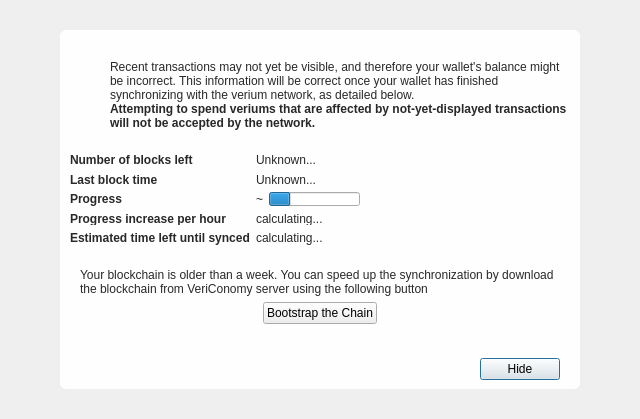
Before: the Qt Designer form src/qt/forms/modaloverlay.ui in VeriConomy/vericoin, drawn with Qt 5.
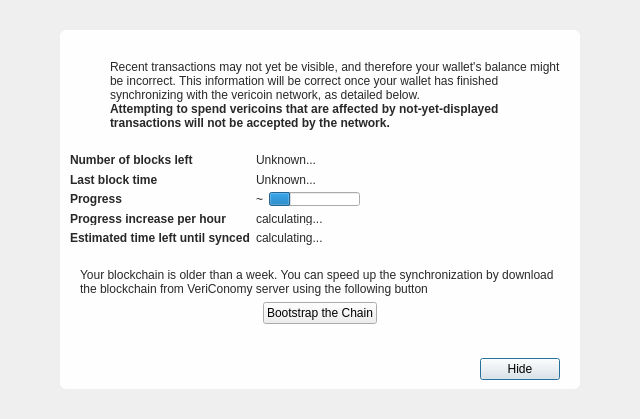
After: the same form once the commit is applied. Icons and pictures are not drawn. Custom widgets are drawn as their Qt base class.

Commit message: Renaming Verium to Vericoin

The edit to the form file:
```diff
--- a/src/qt/forms/modaloverlay.ui
+++ b/src/qt/forms/modaloverlay.ui
@@ -127,7 +127,7 @@
              <item>
               <widget class="QLabel" name="infoText">
                <property name="text">
-                <string>Recent transactions may not yet be visible, and therefore your wallet's balance might be incorrect. This information will be correct once your wallet has finished synchronizing with the verium network, as detailed below.</string>
+                <string>Recent transactions may not yet be visible, and therefore your wallet's balance might be incorrect. This information will be correct once your wallet has finished synchronizing with the vericoin network, as detailed below.</string>
                </property>
                <property name="textFormat">
                 <enum>Qt::RichText</enum>
@@ -146,7 +146,7 @@
                 </font>
                </property>
                <property name="text">
-                <string>Attempting to spend veriums that are affected by not-yet-displayed transactions will not be accepted by the network.</string>
+                <string>Attempting to spend vericoins that are affected by not-yet-displayed transactions will not be accepted by the network.</string>
                </property>
                <property name="textFormat">
                 <enum>Qt::RichText</enum>
```
The commit also changes 251 other files.
